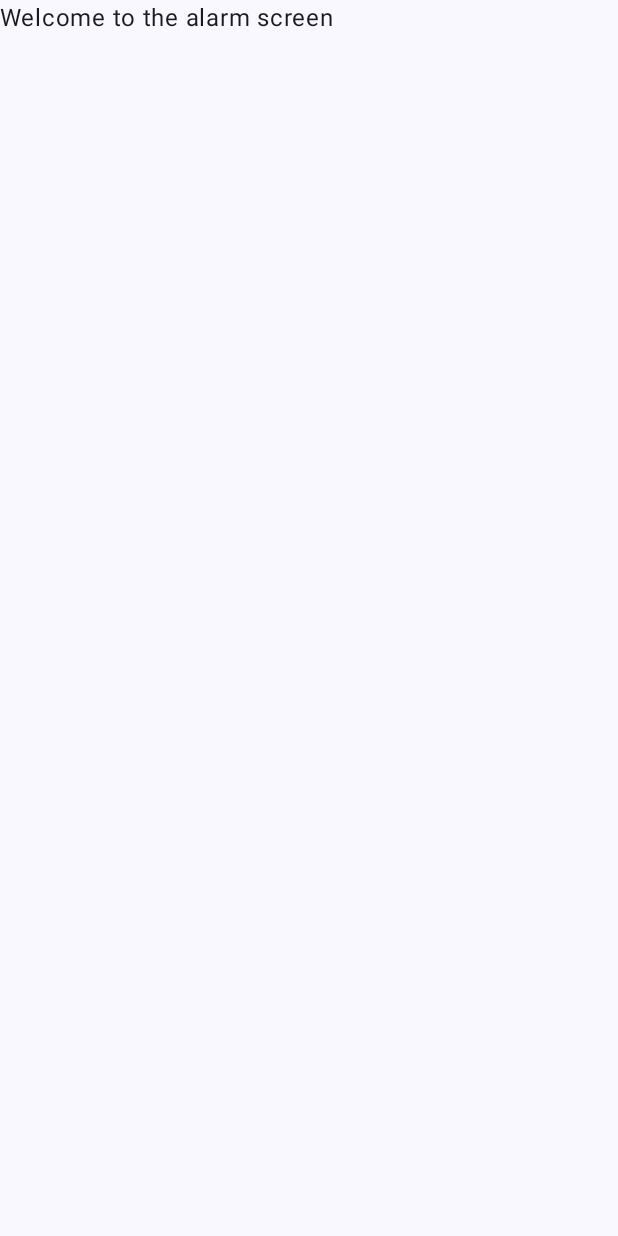
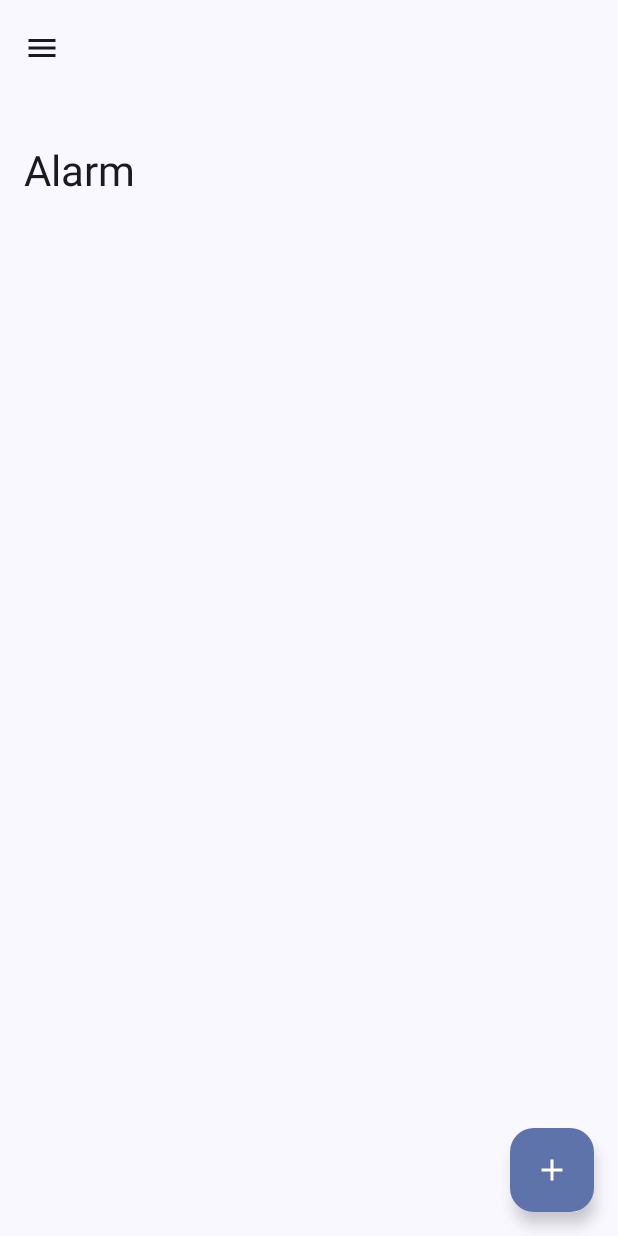
Before and after one commit to LOVELESSG/Cross_Clock, an Android app built with Jetpack Compose: the AlarmScreen screen opened through its navigation route, on a phone screen of 412 x 824 dp. Before the commit the screen is almost empty. Run offline under Robolectric (Android 15) with nearby library versions, the phone set to English and light mode, and no system bars.

Commit message:
build a general UI structure for alarm

```diff
--- a/app/src/main/java/com/example/crossclock/ui/AlarmScreen.kt
+++ b/app/src/main/java/com/example/crossclock/ui/AlarmScreen.kt
@@ -1,10 +1,114 @@
 package com.example.crossclock.ui
 
+import androidx.activity.compose.BackHandler
+import androidx.compose.foundation.layout.Spacer
+import androidx.compose.foundation.layout.fillMaxHeight
+import androidx.compose.foundation.layout.height
+import androidx.compose.foundation.layout.padding
+import androidx.compose.foundation.layout.requiredWidth
+import androidx.compose.material.icons.Icons
+import androidx.compose.material.icons.filled.Add
+import androidx.compose.material.icons.filled.Menu
+import androidx.compose.material3.DrawerValue
+import androidx.compose.material3.ExperimentalMaterial3Api
+import androidx.compose.material3.FloatingActionButton
+import androidx.compose.material3.Icon
+import androidx.compose.material3.IconButton
+import androidx.compose.material3.LargeTopAppBar
+import androidx.compose.material3.ModalDrawerSheet
+import androidx.compose.material3.ModalNavigationDrawer
+import androidx.compose.material3.NavigationDrawerItem
+import androidx.compose.material3.NavigationDrawerItemDefaults
+import androidx.compose.material3.Scaffold
 import androidx.compose.material3.Text
+import androidx.compose.material3.TopAppBarDefaults
+import androidx.compose.material3.rememberDrawerState
 import androidx.compose.runtime.Composable
+import androidx.compose.runtime.getValue
+import androidx.compose.runtime.mutableStateOf
+import androidx.compose.runtime.remember
+import androidx.compose.runtime.rememberCoroutineScope
+import androidx.compose.runtime.saveable.rememberSaveable
+import androidx.compose.runtime.setValue
+import androidx.compose.ui.Modifier
+import androidx.compose.ui.input.nestedscroll.nestedScroll
+import androidx.compose.ui.unit.dp
 import androidx.navigation.NavController
+import com.example.crossclock.data.DRAWER_ITEMS
+import kotlinx.coroutines.launch
 
+@OptIn(ExperimentalMaterial3Api::class)
 @Composable
 fun AlarmScreen(navController: NavController){
-    Text(text = "Welcome to the alarm screen")
+    val scope = rememberCoroutineScope()
+    val drawerState = rememberDrawerState(initialValue = DrawerValue.Closed)
+    val selectedItem = remember {
+        mutableStateOf(DRAWER_ITEMS[1])
+    }
+    val scrollBehavior = TopAppBarDefaults.exitUntilCollapsedScrollBehavior()
+
+    ModalNavigationDrawer(
+        drawerState = drawerState,
+        drawerContent = {
+            ModalDrawerSheet(
+                modifier = Modifier
+                    .requiredWidth(200.dp)
+                    .fillMaxHeight()
+            ) {
+                Text(text = "World Clock side")
+                Spacer(modifier = Modifier.height(12.dp))
+                DRAWER_ITEMS.forEach { item ->
+                    NavigationDrawerItem(
+                        icon = { Icon(imageVector = item.icon, contentDescription = null) },
+                        label = { Text(text = (item.name)) },
+                        selected = item == selectedItem.value,
+                        onClick = {
+                            scope.launch { drawerState.close() }
+                            selectedItem.value = item
+                            navController.navigate(route = item.route){
+                                popUpTo(route = item.route){
+                                    inclusive = true
+                                }
+                            }
+                        },
+                        modifier = Modifier.padding(NavigationDrawerItemDefaults.ItemPadding),
+                    )
+                }
+            }
+        }
+    ) {
+        Scaffold(
+            modifier = Modifier.nestedScroll(scrollBehavior.nestedScrollConnection),
+            topBar = {
+                // Plan to separate this TopAppBar as an independent component
+                LargeTopAppBar(
+                    title = {
+                        Text(text = "Alarm")
+                    },
+                    navigationIcon = {
+                        IconButton(onClick = { scope.launch { drawerState.open() } }) {
+                            Icon(
+                                imageVector = Icons.Filled.Menu,
+                                contentDescription = "Function List"
+                            )
+                        }
+                    },
+                    scrollBehavior = scrollBehavior
+                )
+            },
+            floatingActionButton = {
+                FloatingActionButton(onClick = {  }) {
+                    Icon(imageVector = Icons.Default.Add, contentDescription = "Add a new city")
+                }
+            }
+        ) { it
+        }
+    }
+    BackHandler(
+        enabled = drawerState.isOpen
+    ) {
+        scope.launch {
+            drawerState.close()
+        }
+    }
 }
--- a/app/src/main/java/com/example/crossclock/ui/CrossClockApp.kt
+++ b/app/src/main/java/com/example/crossclock/ui/CrossClockApp.kt
@@ -70,7 +70,6 @@ fun CrossClockApp(
     var openBottomSheet by rememberSaveable {
         mutableStateOf(false)
     }
-
     val selectedItem = remember {
         mutableStateOf(DRAWER_ITEMS[0])
     }
```
